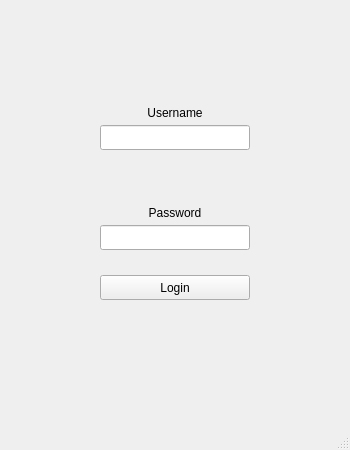
Old version of the form GolfApp/login.ui in the repository drober23/CS340-GolfApp.
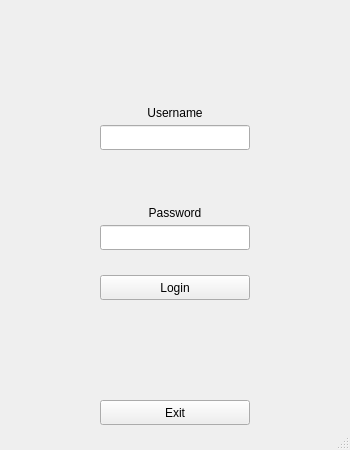
New version of the form.

```diff
--- a/GolfApp/login.ui
+++ b/GolfApp/login.ui
@@ -82,6 +82,19 @@
      <string>Login</string>
     </property>
    </widget>
+   <widget class="QPushButton" name="exitButton">
+    <property name="geometry">
+     <rect>
+      <x>100</x>
+      <y>400</y>
+      <width>150</width>
+      <height>25</height>
+     </rect>
+    </property>
+    <property name="text">
+     <string>Exit</string>
+    </property>
+   </widget>
   </widget>
   <widget class="QMenuBar" name="menubar">
    <property name="geometry">
```
